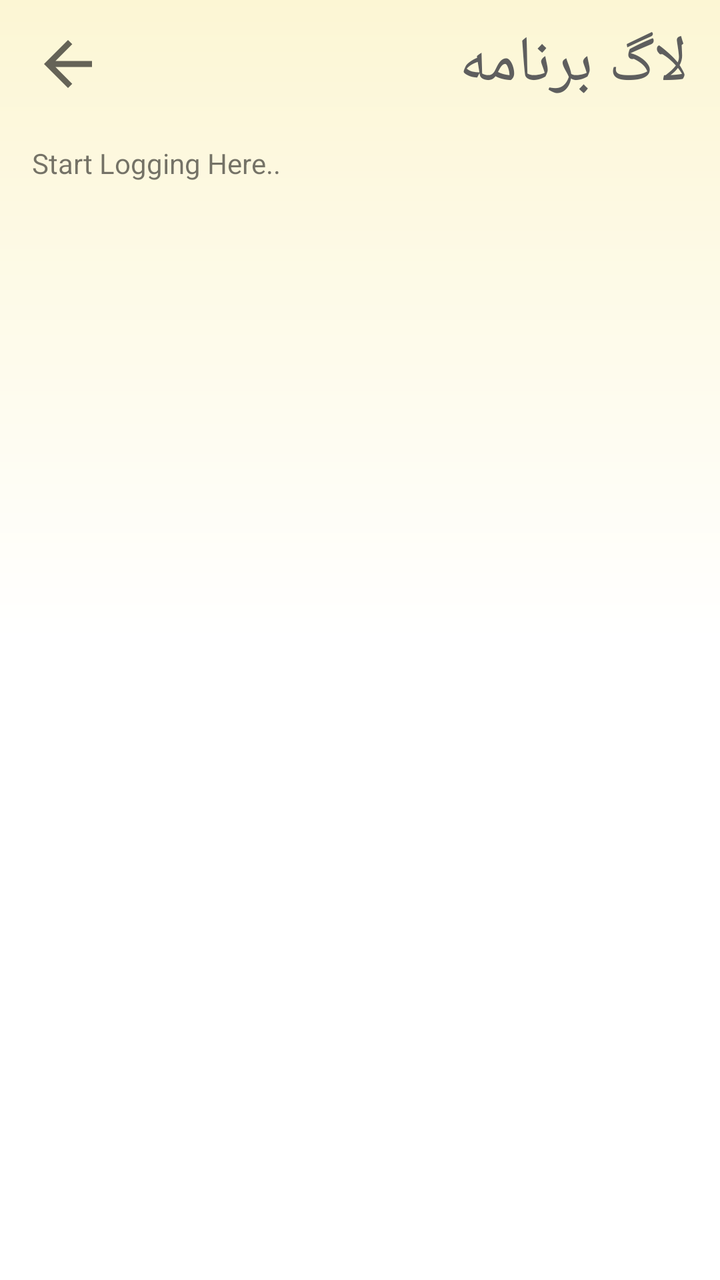
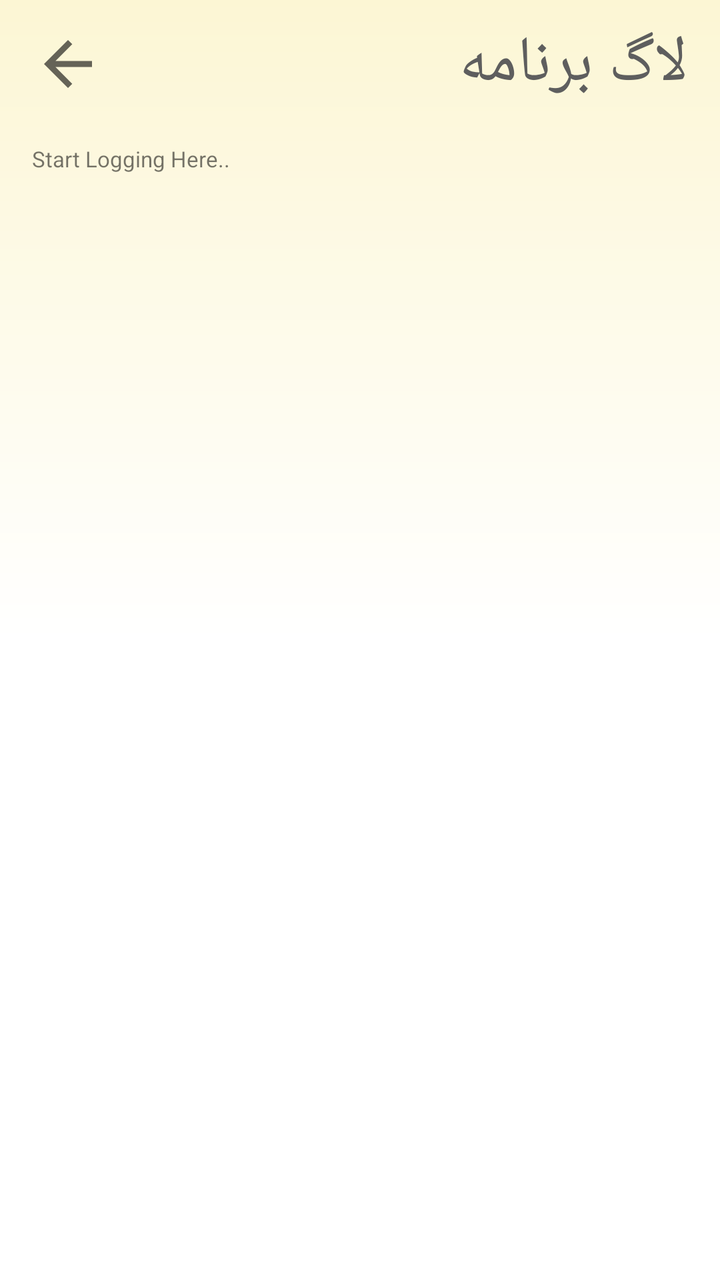

An Android layout rendered at two revisions. The XML below is the earlier revision; the diff shows what the commit changed to produce the second picture.
<!-- AndroidManifest.xml: application theme Theme.OblivionUI -->
<!-- res/layout/activity_bug.xml -->
<?xml version="1.0" encoding="utf-8"?>
<androidx.constraintlayout.widget.ConstraintLayout
  xmlns:android="http://schemas.android.com/apk/res/android"
  xmlns:app="http://schemas.android.com/apk/res-auto"
  xmlns:tools="http://schemas.android.com/tools"
  android:layout_width="match_parent"
  android:layout_height="match_parent"
  android:background="@drawable/background_gradient"
  tools:context="org.bepass.oblivion.BugActivity">

  <RelativeLayout
    android:id="@+id/top_bar"
    android:layout_width="match_parent"
    android:layout_height="48dp"
    android:layout_marginTop="8dp"
    app:layout_constraintEnd_toEndOf="parent"
    app:layout_constraintStart_toStartOf="parent"
    app:layout_constraintTop_toTopOf="parent">

    <ImageView
      android:id="@+id/back"
      android:layout_width="36dp"
      android:layout_height="36dp"
      android:background="?selectableItemBackgroundBorderless"
      android:layout_alignParentStart="true"
      android:layout_centerVertical="true"
      android:layout_marginStart="16dp"
      android:src="@drawable/ic_back"
      app:tint="#000000" />

    <TextView
      android:layout_width="wrap_content"
      android:layout_height="wrap_content"
      android:layout_alignParentEnd="true"
      android:layout_centerVertical="true"
      android:layout_marginEnd="16dp"
      android:fontFamily="@font/shabnamlight"
      android:text="لاگ برنامه"
      android:textColor="@color/black"
      android:textSize="32sp" />

  </RelativeLayout>

  <ScrollView
    android:id="@+id/logScrollView"
    android:layout_width="match_parent"
    android:fillViewport="true"
    android:layout_height="0dp"
    android:layout_marginHorizontal="16dp"
    android:layout_marginTop="16dp"
    app:layout_constraintBottom_toBottomOf="parent"
    app:layout_constraintEnd_toEndOf="parent"
    app:layout_constraintStart_toStartOf="parent"
    app:layout_constraintTop_toBottomOf="@id/top_bar">

    <TextView
      android:id="@+id/logs"
      android:layout_width="match_parent"
      android:layout_height="wrap_content"
      android:text="Start Logging Here.." />
  </ScrollView>


</androidx.constraintlayout.widget.ConstraintLayout>
<!-- resources referenced by this layout -->
<resources>
  <color name="black">#5E5E5E</color>
  <!-- drawable background_gradient (drawable) -->
  <?xml version="1.0" encoding="utf-8"?>
  <shape xmlns:android="http://schemas.android.com/apk/res/android"
    android:shape="rectangle">
    <gradient
      android:angle="90"
      android:endColor="#FCF6D4"
      android:centerColor="#FFFFFF"
      android:startColor="#FFFFFF" />
  </shape>
  <!-- drawable ic_back (drawable-anydpi) -->
  <vector xmlns:android="http://schemas.android.com/apk/res/android"
    android:width="24dp"
    android:height="24dp"
    android:viewportWidth="24"
    android:viewportHeight="24"
    android:tint="#5E5E5E"
    android:alpha="0.6"
    android:autoMirrored="true">
    <path
      android:fillColor="@android:color/white"
      android:pathData="M20,11H7.83l5.59,-5.59L12,4l-8,8 8,8 1.41,-1.41L7.83,13H20v-2z" />
  </vector>
  <style name="Theme.OblivionUI" parent="Theme.AppCompat.Light.NoActionBar">
      <item name="bottomSheetDialogTheme">@style/CustomBottomSheetDialog</item>
    </style>
  <style name="CustomBottomSheetDialog" parent="ThemeOverlay.MaterialComponents.BottomSheetDialog">
      <item name="android:windowIsFloating">false</item>
      <item name="android:windowSoftInputMode">adjustResize</item>
      <item name="bottomSheetStyle">@style/CustomBottomSheet</item>
    </style>
  <style name="CustomBottomSheet" parent="Widget.MaterialComponents.BottomSheet.Modal">` <item name="backgroundTint">@android:color/transparent</item>
    </style>
</resources>

<!-- the commit's change to res/layout/activity_bug.xml (unified diff, before → after) -->
@@ -57,7 +57,8 @@
       android:id="@+id/logs"
       android:layout_width="match_parent"
       android:layout_height="wrap_content"
-      android:text="Start Logging Here.." />
+      android:text="Start Logging Here.."
+      android:textSize="11sp" />
   </ScrollView>
 
 
